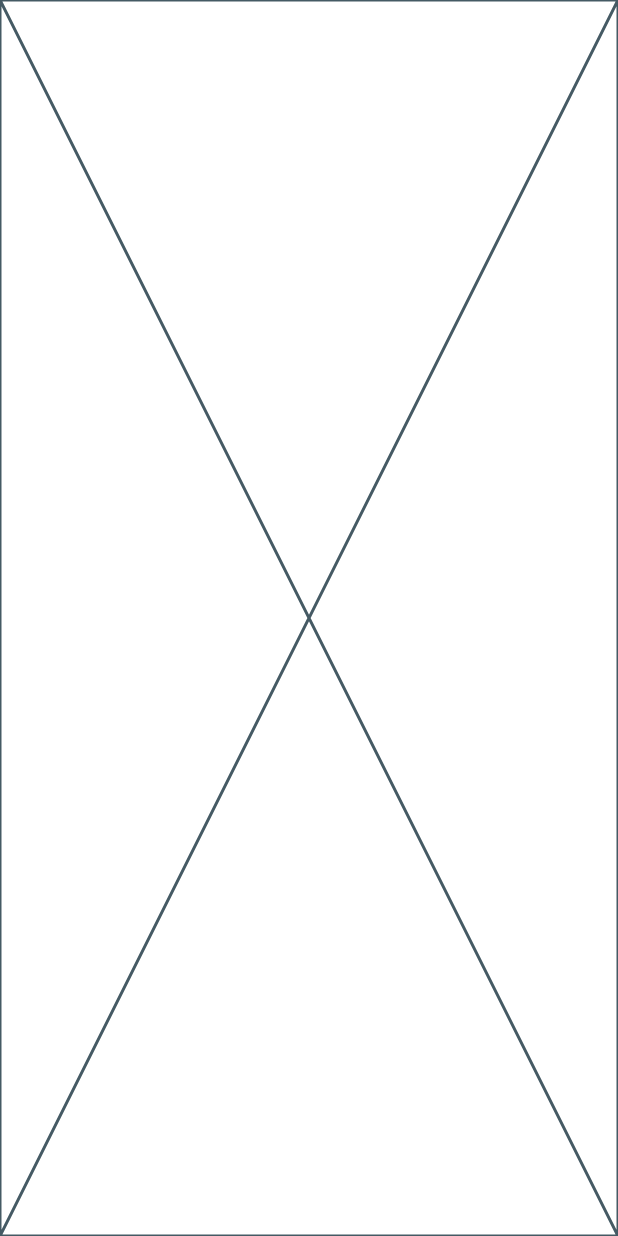
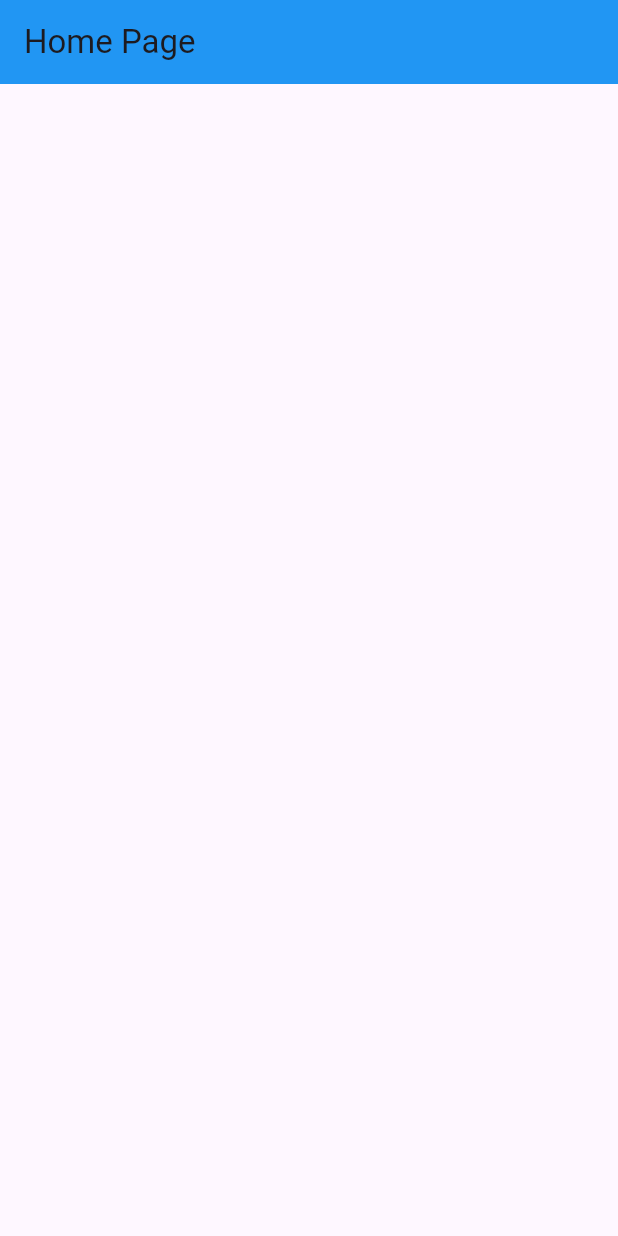
Before and after one commit to Firuz43/flutternotes, a Flutter app: the screen it shows after launch, on a phone screen of 412 x 824 dp. Run offline on Flutter 3.47's test engine with Material 3 defaults, Android fonts, the phone set to English and light mode, and no system bars; our stand-ins replace firebase_auth, firebase_core; accounts and stored records are empty.

```diff
--- a/lib/main.dart
+++ b/lib/main.dart
@@ -18,7 +18,11 @@ class HomePage extends StatelessWidget {
 
   @override
   Widget build(BuildContext context) {
-    return const Placeholder();
+    return Scaffold(
+      appBar: AppBar(title: const Text('Home Page'),
+        backgroundColor: Colors.blue,
+      ),
+    );
   }
 }
 
```
